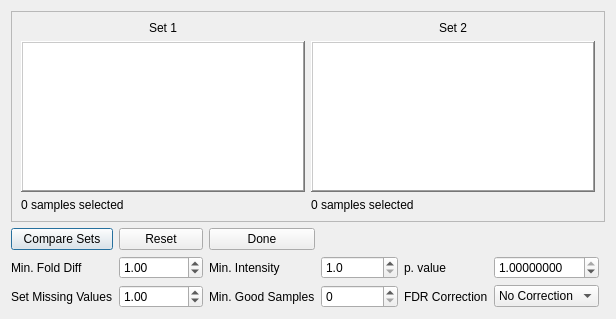
First picture: the form in src/maven/forms/comparesamplesdialog.ui, repository eugenemel/maven, before the edit.
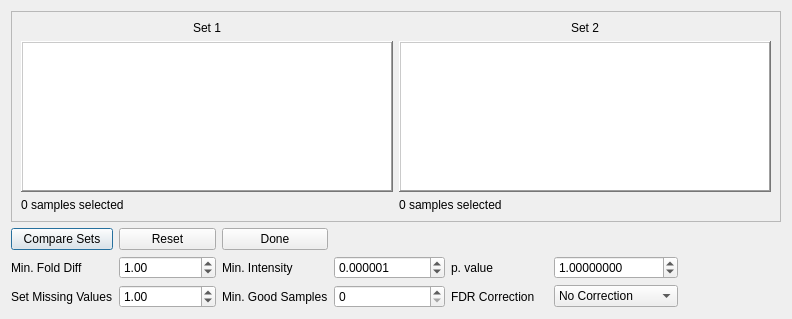
Second picture: the form after the edit.

Commit message: Issue 307: Expand limits for spin boxes in scatter plot widget.

What changed in the file:
```diff
--- a/src/maven/forms/comparesamplesdialog.ui
+++ b/src/maven/forms/comparesamplesdialog.ui
@@ -6,7 +6,7 @@
    <rect>
     <x>0</x>
     <y>0</y>
-    <width>571</width>
+    <width>792</width>
     <height>319</height>
    </rect>
   </property>
@@ -66,16 +66,16 @@
    <item row="7" column="3">
     <widget class="QDoubleSpinBox" name="minIntensity">
      <property name="decimals">
-      <number>1</number>
+      <number>6</number>
      </property>
      <property name="minimum">
-      <double>1.000000000000000</double>
+      <double>0.000000000000000</double>
      </property>
      <property name="maximum">
       <double>999999999.000000000000000</double>
      </property>
      <property name="value">
-      <double>1.000000000000000</double>
+      <double>0.000001000000000</double>
      </property>
     </widget>
    </item>
@@ -85,7 +85,7 @@
       <number>8</number>
      </property>
      <property name="maximum">
-      <double>1.000000000000000</double>
+      <double>99999999999.000000000000000</double>
      </property>
      <property name="singleStep">
       <double>0.010000000000000</double>
```
Left out of the diff: 3 changed lines with no effect on the pictures.
